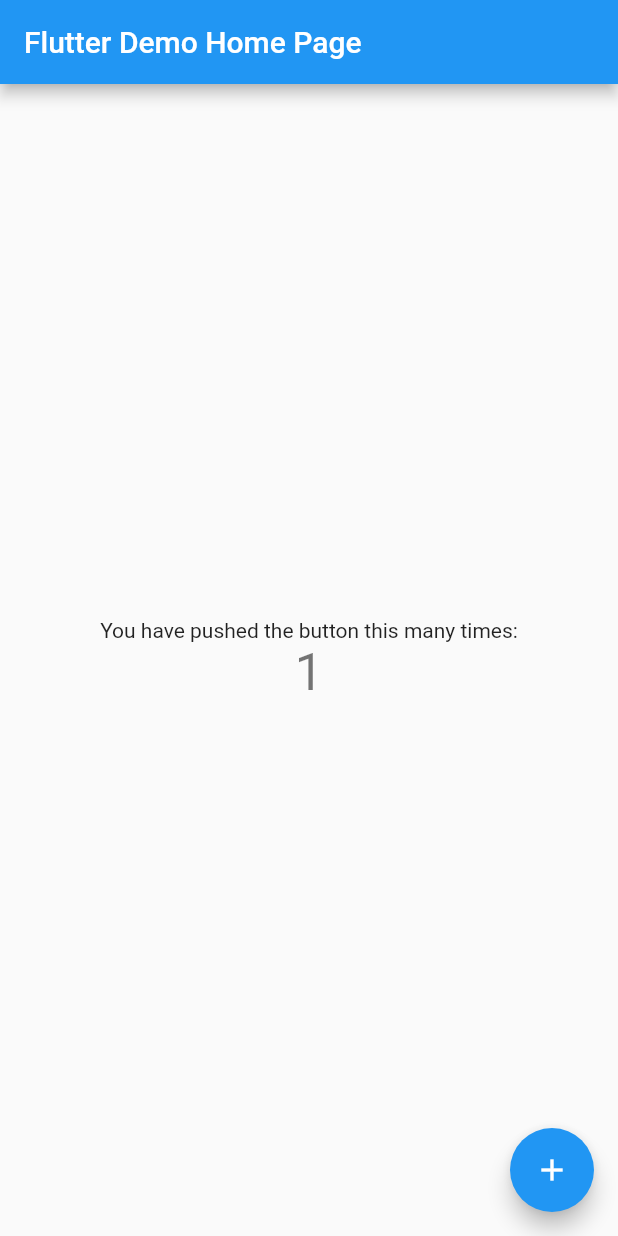
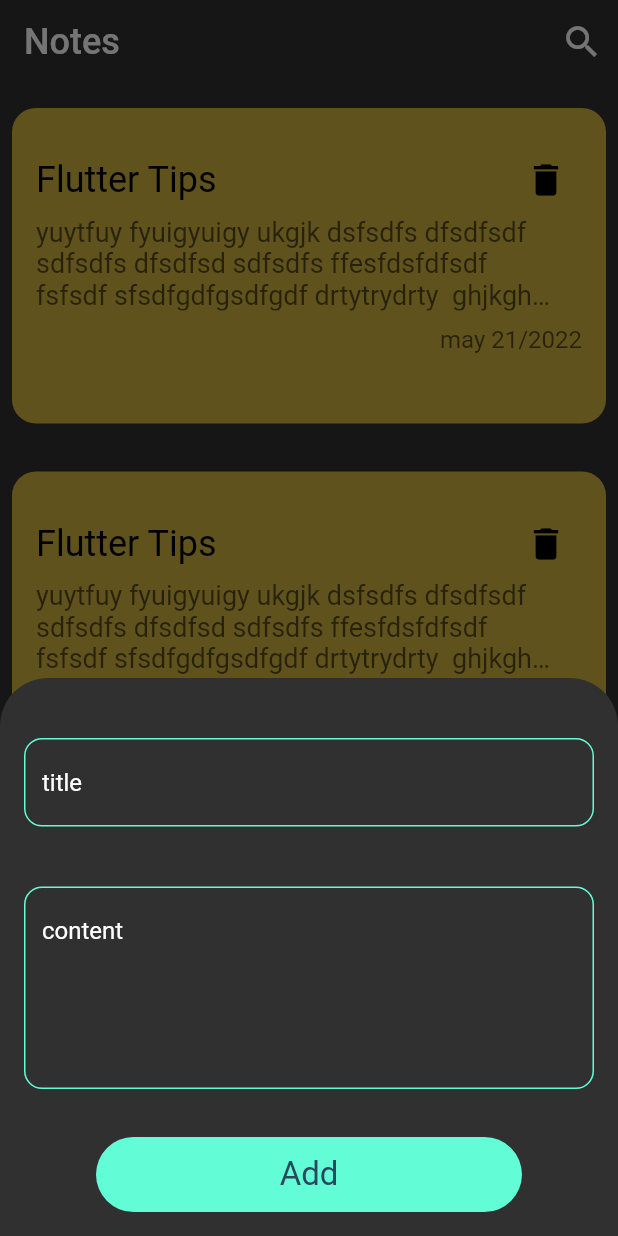
Before and after one commit to osama-hawas/notes_app, a Flutter app: the screen it shows after launch, after a tap on the "add" icon, on a phone screen of 412 x 824 dp. Run offline on Flutter 3.47's test engine with Material 2 defaults, Android fonts, the phone set to English and light mode, and no system bars.

Commit message:
finish ui

```diff
--- /dev/null
+++ b/lib/constants/strings.dart
@@ -0,0 +1,3 @@
+import 'package:flutter/material.dart';
+
+Color textFieldColor = const Color(0xff62fcd7);
--- a/lib/main.dart
+++ b/lib/main.dart
@@ -1,115 +1,19 @@
 import 'package:flutter/material.dart';
+import 'package:notes_app/views/notes_view.dart';
 
 void main() {
-  runApp(const MyApp());
+  runApp(const NotesApp());
 }
 
-class MyApp extends StatelessWidget {
-  const MyApp({super.key});
+class NotesApp extends StatelessWidget {
+  const NotesApp({Key? key}) : super(key: key);
 
-  // This widget is the root of your application.
   @override
   Widget build(BuildContext context) {
     return MaterialApp(
-      title: 'Flutter Demo',
-      theme: ThemeData(
-        // This is the theme of your application.
-        //
-        // Try running your application with "flutter run". You'll see the
-        // application has a blue toolbar. Then, without quitting the app, try
-        // changing the primarySwatch below to Colors.green and then invoke
-        // "hot reload" (press "r" in the console where you ran "flutter run",
-        // or simply save your changes to "hot reload" in a Flutter IDE).
-        // Notice that the counter didn't reset back to zero; the application
-        // is not restarted.
-        primarySwatch: Colors.blue,
-      ),
-      home: const MyHomePage(title: 'Flutter Demo Home Page'),
+      debugShowCheckedModeBanner: false,
+      theme: ThemeData.dark(),
+      home: const NotesView(),
     );
   }
 }
-
-class MyHomePage extends StatefulWidget {
-  const MyHomePage({super.key, required this.title});
-
-  // This widget is the home page of your application. It is stateful, meaning
-  // that it has a State object (defined below) that contains fields that affect
-  // how it looks.
-
-  // This class is the configuration for the state. It holds the values (in this
-  // case the title) provided by the parent (in this case the App widget) and
-  // used by the build method of the State. Fields in a Widget subclass are
-  // always marked "final".
-
-  final String title;
-
-  @override
-  State<MyHomePage> createState() => _MyHomePageState();
-}
-
-class _MyHomePageState extends State<MyHomePage> {
-  int _counter = 0;
-
-  void _incrementCounter() {
-    setState(() {
-      // This call to setState tells the Flutter framework that something has
-      // changed in this State, which causes it to rerun the build method below
-      // so that the display can reflect the updated values. If we changed
-      // _counter without calling setState(), then the build method would not be
-      // called again, and so nothing would appear to happen.
-      _counter++;
-    });
-  }
-
-  @override
-  Widget build(BuildContext context) {
-    // This method is rerun every time setState is called, for instance as done
-    // by the _incrementCounter method above.
-    //
-    // The Flutter framework has been optimized to make rerunning build methods
-    // fast, so that you can just rebuild anything that needs updating rather
-    // than having to individually change instances of widgets.
-    return Scaffold(
-      appBar: AppBar(
-        // Here we take the value from the MyHomePage object that was created by
-        // the App.build method, and use it to set our appbar title.
-        title: Text(widget.title),
-      ),
-      body: Center(
-        // Center is a layout widget. It takes a single child and positions it
-        // in the middle of the parent.
-        child: Column(
-          // Column is also a layout widget. It takes a list of children and
-          // arranges them vertically. By default, it sizes itself to fit its
-          // children horizontally, and tries to be as tall as its parent.
-          //
-          // Invoke "debug painting" (press "p" in the console, choose the
-          // "Toggle Debug Paint" action from the Flutter Inspector in Android
-          // Studio, or the "Toggle Debug Paint" command in Visual Studio Code)
-          // to see the wireframe for each widget.
-          //
-          // Column has various properties to control how it sizes itself and
-          // how it positions its children. Here we use mainAxisAlignment to
-          // center the children vertically; the main axis here is the vertical
-          // axis because Columns are vertical (the cross axis would be
-          // horizontal).
-          mainAxisAlignment: MainAxisAlignment.center,
-          children: <Widget>[
-            const Text(
-              'You have pushed the button this many times:',
-            ),
-            Text(
-              '$_counter',
-              style: Theme.of(context).textTheme.headline4,
-            ),
-          ],
-        ),
-      ),
-      floatingActionButton: FloatingActionButton(
-        onPressed: _incrementCounter,
-        tooltip: 'Increment',
-        child: const Icon(Icons.add),
-      ), // This trailing comma makes auto-formatting nicer for build methods.
-    );
-  }
-}
--- /dev/null
+++ b/lib/views/edit_note_screen.dart
@@ -0,0 +1,36 @@
+import 'package:flutter/material.dart';
+import 'package:flutter/src/widgets/framework.dart';
+
+import 'package:notes_app/widgets/custom_text_field.dart';
+
+import '../widgets/custom_abb_bar.dart';
+
+class EditNoteScreen extends StatelessWidget {
+ const EditNoteScreen({super.key});
+
+  @override
+  Widget build(BuildContext context) {
+    return Scaffold(
+        body: NestedScrollView(
+            headerSliverBuilder:
+                (BuildContext context, bool innerBoxIsScrolled) {
+              return [
+                CustomAppBar(
+                  textTitle: 'Edit Note',
+                  iconButton: IconButton(
+                      onPressed: () {},
+                      icon: Icon(
+                        Icons.check,
+                        size: 28,
+                      )),
+                )
+              ];
+            },
+            body: Column(
+              children: [
+                CustomTextField(hintText: 'Title', maxLine: 1),
+                CustomTextField(hintText: 'Content', maxLine: 5),
+              ],
+            )));
+  }
+}
--- /dev/null
+++ b/lib/views/notes_view.dart
@@ -0,0 +1,43 @@
+import 'package:flutter/material.dart';
+import 'package:flutter/src/widgets/framework.dart';
+
+import '../widgets/custom_abb_bar.dart';
+import '../widgets/custom_floating_action_button.dart';
+import '../widgets/note_view_item.dart';
+
+class NotesView extends StatelessWidget {
+  const NotesView({super.key});
+
+  @override
+  Widget build(BuildContext context) {
+    return Scaffold(
+      body: NestedScrollView(
+        headerSliverBuilder: (BuildContext context, bool innerBoxIsScrolled) {
+          return [
+            CustomAppBar(
+              textTitle: 'Notes',
+              iconButton: IconButton(
+                onPressed: () {},
+                icon: Icon(
+                  Icons.search,
+                  size: 28,
+                ),
+              ),
+            )
+          ];
+        },
+        body: GridView.builder(
+          padding: EdgeInsets.zero,
+          itemCount: 10,
+          clipBehavior: Clip.none,
+          gridDelegate: SliverGridDelegateWithFixedCrossAxisCount(
+              crossAxisCount: 1, childAspectRatio: 1.7),
+          itemBuilder: (contex, index) {
+            return NoteViewItem();
+          },
+        ),
+      ),
+      floatingActionButton: CustomFloatingActionButton(),
+    );
+  }
+}
--- /dev/null
+++ b/lib/widgets/custom_abb_bar.dart
@@ -0,0 +1,24 @@
+import 'package:flutter/material.dart';
+
+class CustomAppBar extends StatelessWidget {
+   CustomAppBar({super.key, required this.textTitle, required this.iconButton});
+  final String textTitle;
+  final IconButton iconButton;
+
+  @override
+  Widget build(BuildContext context) {
+    return SliverAppBar(
+      floating: true,
+      elevation: 0,
+      snap: true,
+      backgroundColor: Colors.grey.withAlpha(0),
+      title:  Text(textTitle,
+
+        style: TextStyle(fontSize: 24),
+      ),
+      actions: [
+       iconButton
+      ],
+    );
+  }
+}
--- /dev/null
+++ b/lib/widgets/custom_floating_action_button.dart
@@ -0,0 +1,29 @@
+import 'package:flutter/cupertino.dart';
+import 'package:flutter/material.dart';
+import 'package:notes_app/widgets/show_model_bottom_sheet.dart';
+
+import '../constants/strings.dart';
+
+class CustomFloatingActionButton extends StatelessWidget {
+  const CustomFloatingActionButton({super.key});
+
+  @override
+  Widget build(BuildContext context) {
+    return Container(
+      decoration: BoxDecoration(
+        borderRadius: BorderRadius.circular(40),
+        color: textFieldColor,
+      ),
+      child: IconButton(
+        onPressed: () {
+          showModelBottomSheet(context);
+        },
+        icon: Icon(
+          Icons.add,
+          color: Colors.black,
+          size: 32,
+        ),
+      ),
+    );
+  }
+}
--- /dev/null
+++ b/lib/widgets/custom_text_field.dart
@@ -0,0 +1,42 @@
+
+
+import 'package:flutter/material.dart';
+
+import '../constants/strings.dart';
+
+class CustomTextField extends StatelessWidget {
+  final String hintText;
+  final int maxLine;
+
+  const CustomTextField({required this.hintText, required this.maxLine});
+  @override
+  Widget build(BuildContext context) {
+    return Padding(
+      padding: const EdgeInsets.only(left: 16, right: 16, top: 40),
+      child: TextField(
+        cursorColor: textFieldColor,
+        cursorHeight: 20,
+        maxLines: maxLine,
+        style: TextStyle(color: Colors.white),
+        decoration: InputDecoration(
+          hintText: hintText,
+          hintStyle: TextStyle(
+            color: Colors.white,
+          ),
+          enabledBorder: outLineInputBorder(),
+          border: outLineInputBorder(),
+          focusedBorder: outLineInputBorder(),
+        ),
+      ),
+    );
+  }
+
+  OutlineInputBorder outLineInputBorder() {
+    return OutlineInputBorder(
+      borderRadius: BorderRadius.circular(12),
+      borderSide: BorderSide(
+        color: textFieldColor,
+      ),
+    );
+  }
+}
--- /dev/null
+++ b/lib/widgets/note_view_item.dart
@@ -0,0 +1,81 @@
+import 'package:flutter/cupertino.dart';
+import 'package:flutter/material.dart';
+import 'package:flutter/src/widgets/container.dart';
+import 'package:flutter/src/widgets/framework.dart';
+
+import '../views/edit_note_screen.dart';
+
+class NoteViewItem extends StatelessWidget {
+  const NoteViewItem({super.key});
+
+  @override
+  Widget build(BuildContext context) {
+    return GestureDetector(
+      onTap: () {
+        Navigator.push(context, MaterialPageRoute(builder: (context) {
+          return const EditNoteScreen();
+        }));
+      },
+      child: Container(
+        decoration: BoxDecoration(
+            borderRadius: BorderRadius.circular(16),
+            color: Colors.amberAccent.withAlpha(200)),
+        margin: EdgeInsets.symmetric(horizontal: 8, vertical: 16),
+        child: Padding(
+          padding: const EdgeInsets.symmetric(horizontal: 16, vertical: 24),
+          child: Column(
+            children: [
+              Row(
+                mainAxisAlignment: MainAxisAlignment.spaceBetween,
+                children: [
+                  Text(
+                    'Flutter Tips',
+                    style: TextStyle(
+                      color: Colors.black,
+                      fontSize: 24,
+                      fontWeight: FontWeight.w400,
+                    ),
+                  ),
+                  IconButton(
+                      onPressed: () {},
+                      icon: Icon(
+                        Icons.delete,
+                        color: Colors.black,
+                        size: 28,
+                      ))
+                ],
+              ),
+              Padding(
+                padding: const EdgeInsets.only(right: 20),
+                child: Text(
+                  'yuytfuy fyuigyuigy ukgjk dsfsdfs dfsdfsdf sdfsdfs dfsdfsd sdfsdfs ffesfdsfdfsdf fsfsdf sfsdfgdfgsdfgdf drtytrydrty  ghjkghjkgh jkjhkhjkg hjkjhkghjk gkghjhjk fsdfsdfgdfgd ',
+                  style: TextStyle(
+                    color: Colors.black.withAlpha(150),
+                    fontSize: 18,
+                    overflow: TextOverflow.ellipsis,
+                  ),
+                  maxLines: 3,
+                ),
+              ),
+              SizedBox(
+                height: 10,
+              ),
+              Row(
+                mainAxisAlignment: MainAxisAlignment.end,
+                children: [
+                  Text(
+                    'may 21/2022',
+                    style: TextStyle(
+                      color: Colors.black.withAlpha(150),
+                      fontSize: 16,
+                    ),
+                  ),
+                ],
+              )
+            ],
+          ),
+        ),
+      ),
+    );
+  }
+}
--- /dev/null
+++ b/lib/widgets/show_model_bottom_sheet.dart
@@ -0,0 +1,71 @@
+import 'package:flutter/material.dart';
+
+import '../constants/strings.dart';
+import 'custom_text_field.dart';
+
+Future<dynamic> showModelBottomSheet(BuildContext context) {
+  return showModalBottomSheet(
+    context: context,
+    shape: const RoundedRectangleBorder(
+      borderRadius: BorderRadius.only(
+        topLeft: Radius.circular(32),
+        topRight: Radius.circular(32),
+      ),
+    ),
+    builder: (context) {
+      return SingleChildScrollView(
+        child: Container(
+          child: Column(
+            children: [
+              CustomTextField(
+                hintText: 'title',
+                maxLine: 1,
+              ),
+              CustomTextField(hintText: 'content', maxLine: 5),
+              CustomButtom(
+                onTap: () {},
+                textButtom: 'Add',
+              ),
+              SizedBox(
+                height: 16,
+              ),
+            ],
+          ),
+        ),
+      );
+    },
+  );
+}
+
+class CustomButtom extends StatelessWidget {
+  VoidCallback? onTap;
+  String textButtom;
+  CustomButtom({required this.textButtom, required this.onTap});
+
+  @override
+  Widget build(BuildContext context) {
+    return GestureDetector(
+      onTap: onTap,
+      child: Padding(
+        padding: const EdgeInsets.only(left: 64, right: 64, top: 32),
+        child: Container(
+          decoration: BoxDecoration(
+            borderRadius: BorderRadius.circular(32),
+            color: textFieldColor,
+          ),
+          width: double.infinity,
+          height: 50,
+          child: Center(
+            child: Text(
+              textButtom,
+              style: TextStyle(
+                color: Color(0xff2b475e),
+                fontSize: 22,
+              ),
+            ),
+          ),
+        ),
+      ),
+    );
+  }
+}
```
Also changed, not shown: 1 other file.
